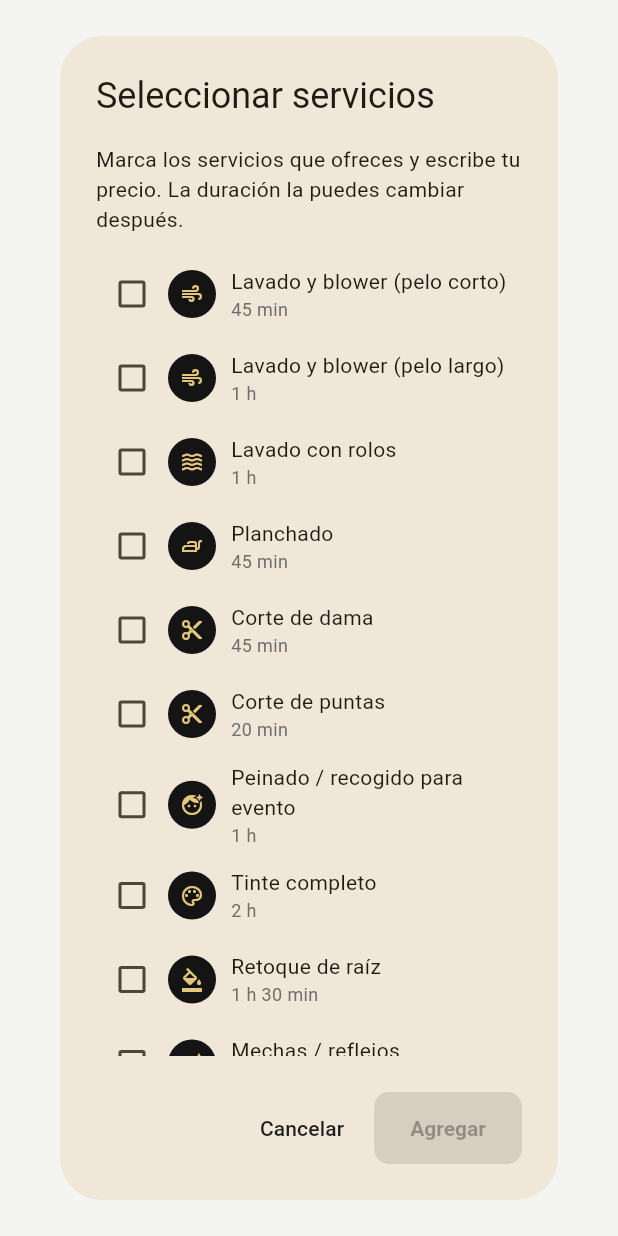
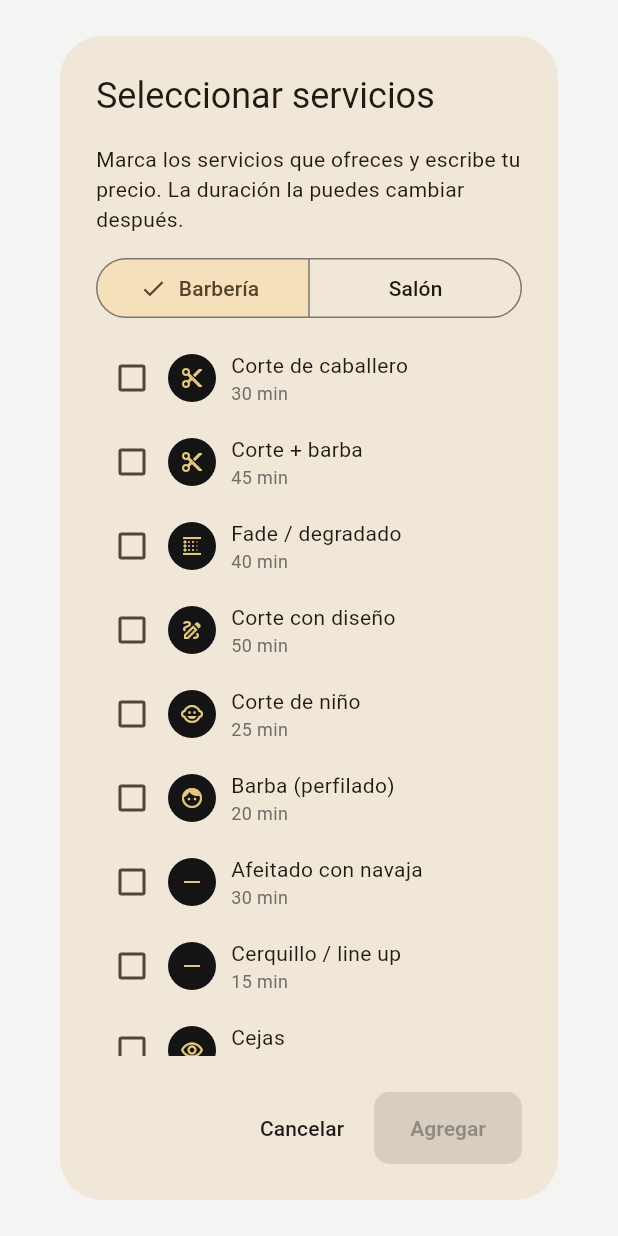
Before and after one commit to Jsantiago28/citabox, a Flutter app: the _SeleccionarServiciosDialog widget shown alone on an empty page, opened directly with empty values, on a phone screen of 412 x 824 dp. Run offline on Flutter 3.47's test engine with Material 3 defaults, Android fonts, the phone set to English and light mode, and no system bars; our stand-ins replace image_picker, supabase_flutter; missing offline and left inert: dart:js_interop, excel; accounts and stored records are empty.

Commit message:
Servicios: catálogo de barbería y selector Barbería/Salón en el diálogo de selección
Co-Authored-By: Claude Opus 5.5 <noreply@anthropic.com>

```diff
--- a/flutter_app/lib/models/catalogo_servicios.dart
+++ b/flutter_app/lib/models/catalogo_servicios.dart
@@ -8,6 +8,24 @@ class ServicioSugerido {
   final int duracionMinutos;
   final String icono;
 }
+
+const catalogoBarberia = <ServicioSugerido>[
+  ServicioSugerido('Corte de caballero', 30, 'tijera'),
+  ServicioSugerido('Corte + barba', 45, 'tijera'),
+  ServicioSugerido('Fade / degradado', 40, 'degradado'),
+  ServicioSugerido('Corte con diseño', 50, 'diseno'),
+  ServicioSugerido('Corte de niño', 25, 'nino'),
+  ServicioSugerido('Barba (perfilado)', 20, 'barba'),
+  ServicioSugerido('Afeitado con navaja', 30, 'navaja'),
+  ServicioSugerido('Cerquillo / line up', 15, 'navaja'),
+  ServicioSugerido('Cejas', 10, 'cejas'),
+  ServicioSugerido('Lavado de cabello', 15, 'lavado'),
+  ServicioSugerido('Tinte de barba', 30, 'tinte'),
+  ServicioSugerido('Tinte de cabello', 60, 'tinte'),
+  ServicioSugerido('Mascarilla facial', 25, 'facial'),
+  ServicioSugerido('Black mask', 20, 'facial'),
+  ServicioSugerido('Trenzas / twist', 90, 'trenzas'),
+];
 
 const catalogoSalon = <ServicioSugerido>[
   ServicioSugerido('Lavado y blower (pelo corto)', 45, 'secador'),
--- a/flutter_app/lib/pages/servicios_page.dart
+++ b/flutter_app/lib/pages/servicios_page.dart
@@ -810,6 +810,7 @@ class _SeleccionarServiciosDialogState
     extends State<_SeleccionarServiciosDialog> {
   final _formKey = GlobalKey<FormState>();
   final _precios = <String, TextEditingController>{};
+  bool _verSalon = false;
 
   @override
   void dispose() {
@@ -833,7 +834,7 @@ class _SeleccionarServiciosDialogState
   void _agregar() {
     if (_precios.isEmpty || !_formKey.currentState!.validate()) return;
     Navigator.of(context).pop([
-      for (final sugerido in catalogoSalon)
+      for (final sugerido in [...catalogoBarberia, ...catalogoSalon])
         if (_precios[sugerido.nombre] case final precio?)
           <String, Object?>{
             'nombre': sugerido.nombre,
@@ -863,11 +864,24 @@ class _SeleccionarServiciosDialogState
                 'La duración la puedes cambiar después.',
               ),
               const SizedBox(height: 12),
+              SegmentedButton<bool>(
+                key: const Key('catalogo-selector'),
+                segments: const [
+                  ButtonSegment(value: false, label: Text('Barbería')),
+                  ButtonSegment(value: true, label: Text('Salón')),
+                ],
+                selected: {_verSalon},
+                onSelectionChanged: (valor) =>
+                    setState(() => _verSalon = valor.first),
+              ),
+              const SizedBox(height: 8),
               Flexible(
                 child: ListView(
                   shrinkWrap: true,
                   children: [
-                    for (final sugerido in catalogoSalon) _sugerido(sugerido),
+                    for (final sugerido
+                        in _verSalon ? catalogoSalon : catalogoBarberia)
+                      _sugerido(sugerido),
                   ],
                 ),
               ),
--- a/flutter_app/lib/utils/iconos_servicio.dart
+++ b/flutter_app/lib/utils/iconos_servicio.dart
@@ -24,6 +24,13 @@ const iconosServicio = <String, IconData>{
   'pedicure': Icons.airline_seat_legroom_extra,
   'unas': Icons.diamond_outlined,
   'cejas': Icons.remove_red_eye_outlined,
+  'barba': Icons.face,
+  'navaja': Icons.horizontal_rule,
+  'nino': Icons.child_care,
+  'diseno': Icons.draw_outlined,
+  'degradado': Icons.blur_linear,
+  'lavado': Icons.shower_outlined,
+  'facial': Icons.sentiment_satisfied_alt_outlined,
 };
 
 IconData iconoServicio(String? clave) =>
```
Also changed, not shown: 1 other file.
